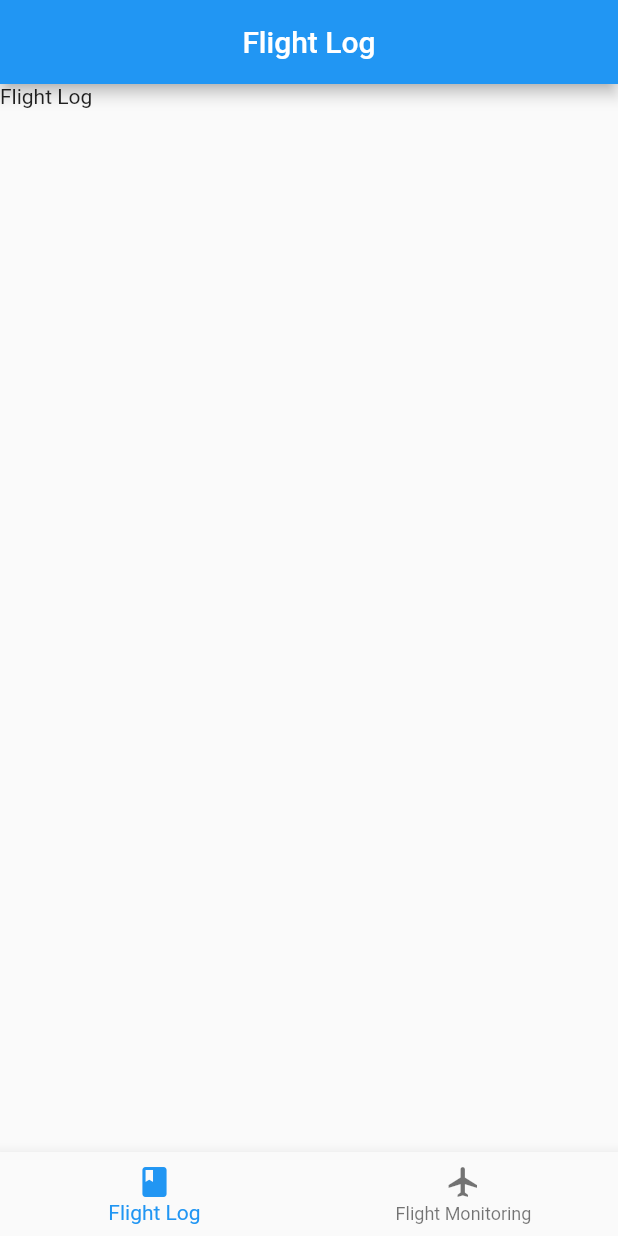
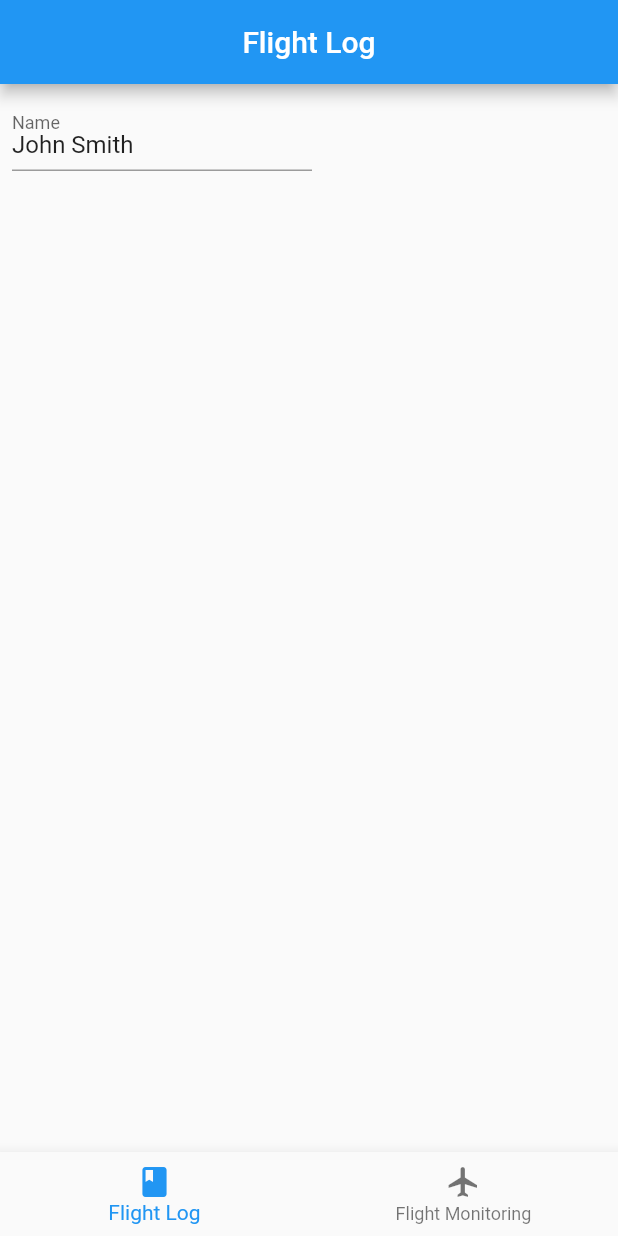
Before and after one commit to Duckmaster/FlightFollower, a Flutter app: the screen it shows after launch, on a phone screen of 412 x 824 dp. Run offline on Flutter 3.47's test engine with Material 2 defaults, Android fonts, the phone set to English and light mode, and no system bars.

Commit message:
Created new FlightLogForm widget with first field

```diff
--- a/lib/main.dart
+++ b/lib/main.dart
@@ -111,6 +111,40 @@ class FlightLogPage extends StatelessWidget {
   const FlightLogPage({super.key});
   @override
   Widget build(BuildContext context) {
-    return const Text("Flight Log");
+    return const FlightLogForm();
   }
 }
+
+class FlightLogForm extends StatefulWidget {
+  const FlightLogForm({super.key});
+
+  @override
+  FlightLogFormState createState() {
+    return FlightLogFormState();
+  }
+}
+
+class FlightLogFormState extends State<FlightLogForm> {
+  @override
+  Widget build(BuildContext context) {
+    return Form(
+        autovalidateMode: AutovalidateMode.always,
+        child: Wrap(
+          children: [
+            Padding(
+              padding: const EdgeInsets.all(8.0),
+              child: ConstrainedBox(
+                constraints: BoxConstraints.tight(const Size(200, 50)),
+                child: TextFormField(
+                  decoration: const InputDecoration(
+                    labelText: "Name",
+                  ),
+                  initialValue: "John Smith",
+                  readOnly: true,
+                ),
+              ),
+            ),
+          ],
+        ));
+  }
+}
```
